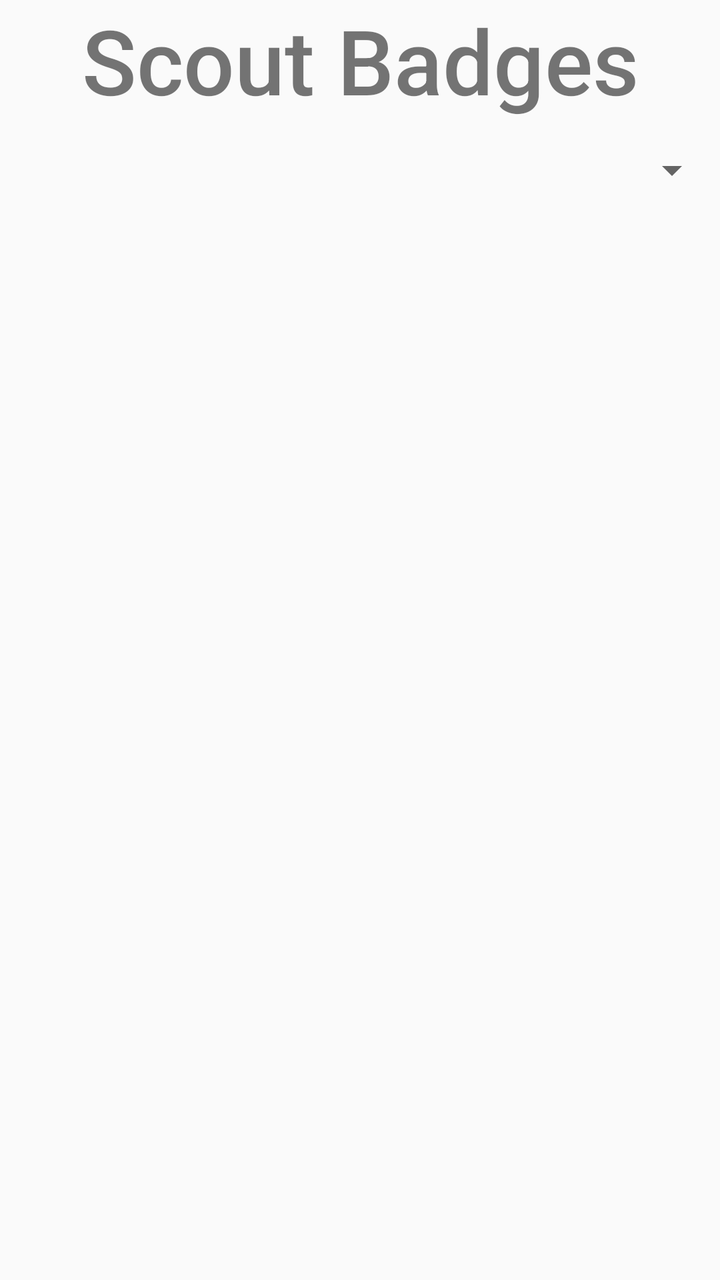
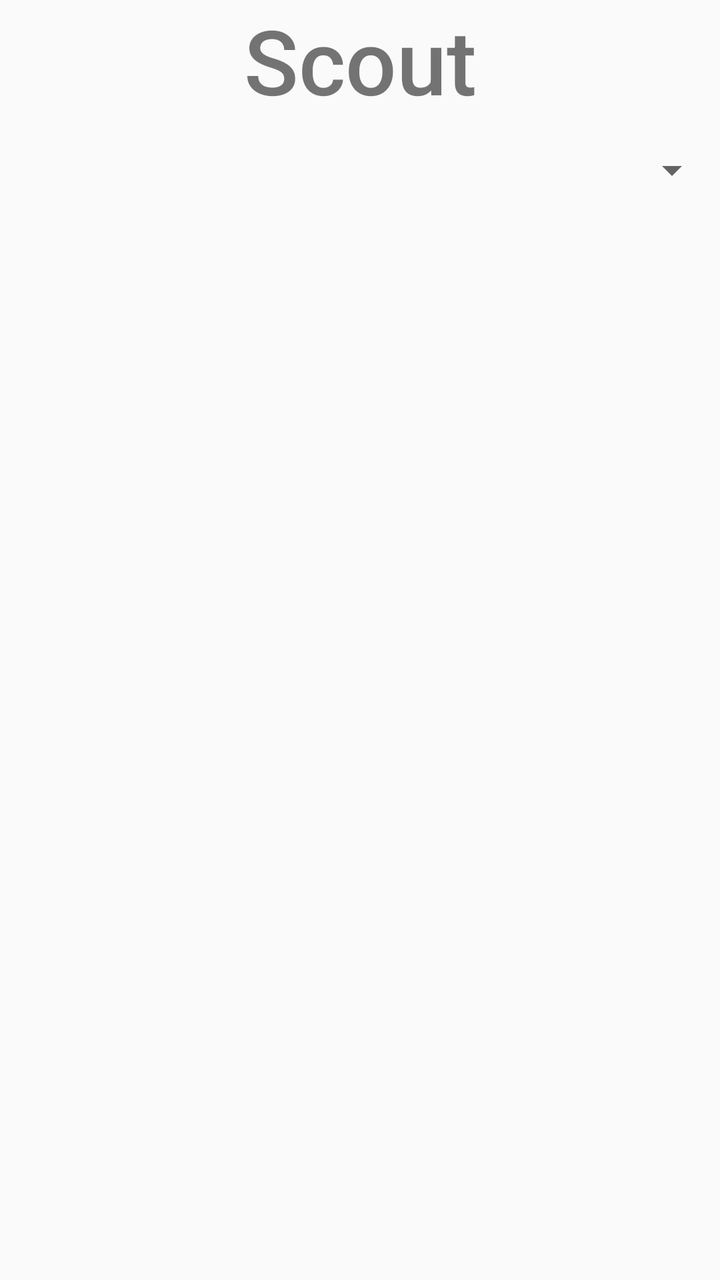

Compare the two renders of this Android layout. The source of the first and the diff that turns it into the second are given below.
<!-- AndroidManifest.xml: application theme Theme.ScoutBadgeTrackerApp -->
<!-- res/layout/activity_badges.xml -->
<?xml version="1.0" encoding="utf-8"?>
<ScrollView
    xmlns:android="http://schemas.android.com/apk/res/android"
    android:layout_width="fill_parent"
    android:layout_height="fill_parent">
    <TableLayout
        android:id="@+id/layout"
        android:layout_width="match_parent"
        android:layout_height="wrap_content">

        <TextView
            android:id="@+id/txtTitle"
            android:layout_width="match_parent"
            android:layout_height="60dp"
            android:fontFamily="sans-serif-medium"
            android:text="Scout Badges"
            android:textAlignment="center"
            android:textSize="45sp" />

        <Spinner
            android:id="@+id/spnFilter"
            android:layout_width="match_parent"
            android:layout_height="50dp"
            android:fontFamily="sans-serif-medium"
            android:textAlignment="center"
            android:textSize="40sp" />

    </TableLayout>
</ScrollView>
<!-- resources referenced by this layout -->
<resources>
  <style name="Theme.ScoutBadgeTrackerApp" parent="android:Theme.Material.Light.NoActionBar" />
</resources>

<!-- the commit's change to res/layout/activity_badges.xml (unified diff, before → after) -->
@@ -13,7 +13,7 @@
             android:layout_width="match_parent"
             android:layout_height="60dp"
             android:fontFamily="sans-serif-medium"
-            android:text="Scout Badges"
+            android:text="@string/scoutBadges"
             android:textAlignment="center"
             android:textSize="45sp" />
 
<!-- resource entries referenced after the edit -->
@@ -1,5 +1,6 @@
 <!-- resources referenced by this layout -->
 <resources>
+  <string name="scoutBadges">Scout</string>
   <style name="Theme.ScoutBadgeTrackerApp" parent="android:Theme.Material.Light.NoActionBar" />
 </resources>
 
